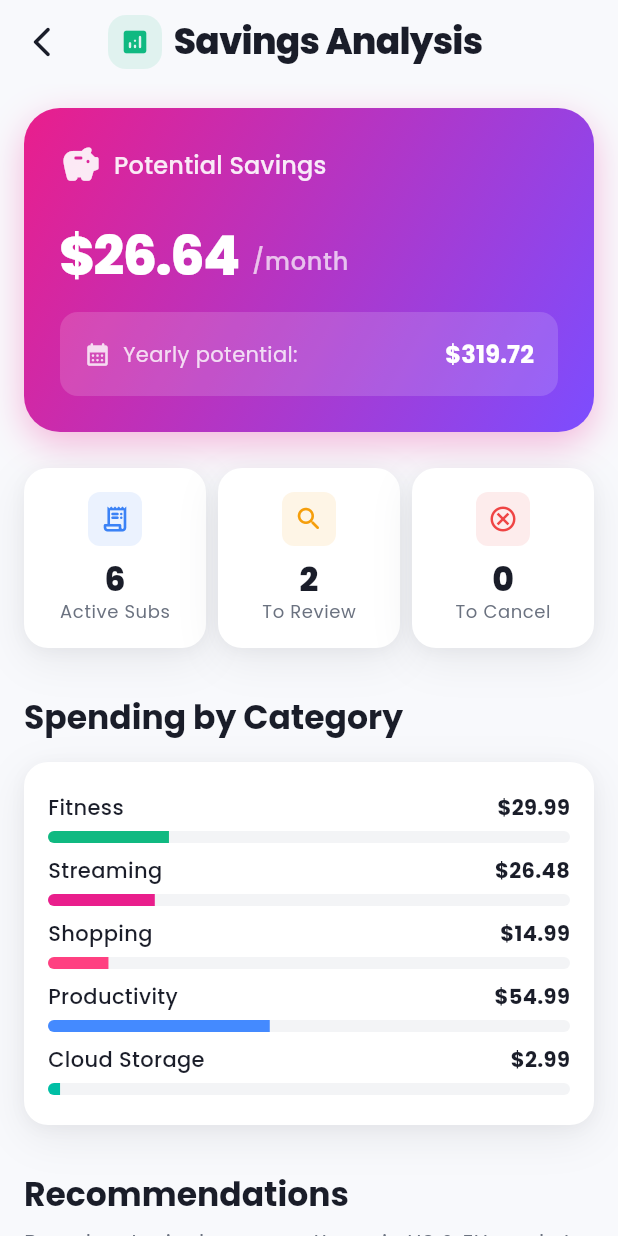
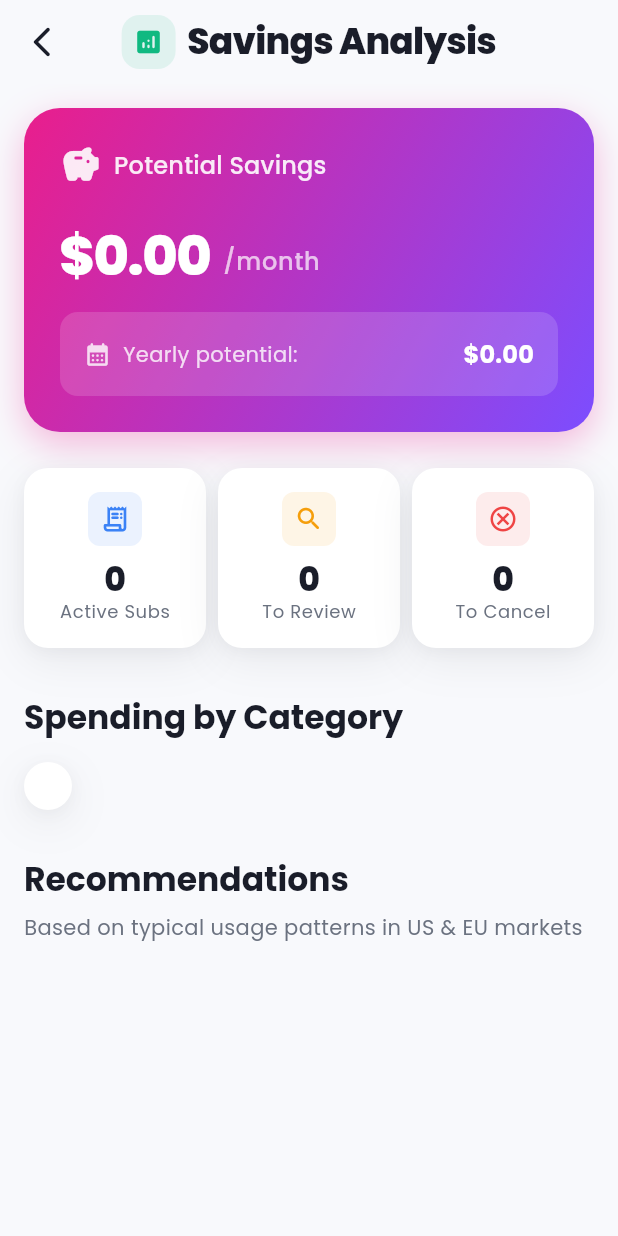
Before and after one commit to bakituncher/payday_app, a Flutter app: the SubscriptionsScreen screen opened by its route, after a tap on the "analytics" icon, on a phone screen of 412 x 824 dp. Run offline on Flutter 3.47's test engine with Material 3 defaults, Android fonts, the phone set to English and light mode, and no system bars; drawn by our look-alikes of flutter_animate; our stand-ins replace flutter_riverpod, freezed_annotation, google_fonts, shared_preferences; accounts and stored records are empty.

Commit message:
subscription kısmı düzenlendi daha da

```diff
--- a/lib/core/repositories/mock/mock_subscription_repository.dart
+++ b/lib/core/repositories/mock/mock_subscription_repository.dart
@@ -1,150 +1,25 @@
-/// Mock implementation of SubscriptionRepository for UI testing
+/// Mock implementation of SubscriptionRepository for development/testing
+/// Data is stored in-memory and will be cleared on app restart
 import 'package:payday_flutter/core/models/subscription.dart';
 import 'package:payday_flutter/core/models/subscription_analysis.dart';
 import 'package:payday_flutter/core/models/bill_reminder.dart';
 import 'package:payday_flutter/core/repositories/subscription_repository.dart';
 
 class MockSubscriptionRepository implements SubscriptionRepository {
-  // In-memory storage
+  // In-memory storage - starts empty, user adds their own data
   final List<Subscription> _subscriptions = [];
   final List<BillReminder> _reminders = [];
-  bool _initialized = false;
-
-  Future<void> _initMockData() async {
-    if (_initialized) return;
-
-    // Add sample subscriptions for demo
-    final now = DateTime.now();
-    _subscriptions.addAll([
-      Subscription(
-        id: 'sub_1',
-        userId: 'mock-user-123',
-        name: 'Netflix',
-        amount: 15.49,
-        currency: 'USD',
-        frequency: RecurrenceFrequency.monthly,
-        category: SubscriptionCategory.streaming,
-        nextBillingDate: now.add(const Duration(days: 5)),
-        emoji: '🎬',
-        status: SubscriptionStatus.active,
-        startDate: now.subtract(const Duration(days: 120)),
-        createdAt: now.subtract(const Duration(days: 120)),
-      ),
-      Subscription(
-        id: 'sub_2',
-        userId: 'mock-user-123',
-        name: 'Spotify',
-        amount: 10.99,
-        currency: 'USD',
-        frequency: RecurrenceFrequency.monthly,
-        category: SubscriptionCategory.streaming,
-        nextBillingDate: now.add(const Duration(days: 12)),
-        emoji: '🎵',
-        status: SubscriptionStatus.active,
-        startDate: now.subtract(const Duration(days: 200)),
-        createdAt: now.subtract(const Duration(days: 200)),
-      ),
-      Subscription(
-        id: 'sub_3',
-        userId: 'mock-user-123',
-        name: 'iCloud',
-        amount: 2.99,
-        currency: 'USD',
-        frequency: RecurrenceFrequency.monthly,
-        category: SubscriptionCategory.cloudStorage,
-        nextBillingDate: now.add(const Duration(days: 18)),
-        emoji: '☁️',
-        status: SubscriptionStatus.active,
-        startDate: now.subtract(const Duration(days: 365)),
-        createdAt: now.subtract(const Duration(days: 365)),
-      ),
-      Subscription(
-        id: 'sub_4',
-        userId: 'mock-user-123',
-        name: 'Gym Membership',
-        amount: 29.99,
-        currency: 'USD',
-        frequency: RecurrenceFrequency.monthly,
-        category: SubscriptionCategory.fitness,
-        nextBillingDate: now.add(const Duration(days: 2)),
-        emoji: '💪',
-        status: SubscriptionStatus.active,
-        startDate: now.subtract(const Duration(days: 90)),
-        createdAt: now.subtract(const Duration(days: 90)),
-      ),
-      Subscription(
-        id: 'sub_5',
-        userId: 'mock-user-123',
-        name: 'Amazon Prime',
-        amount: 14.99,
-        currency: 'USD',
-        frequency: RecurrenceFrequency.monthly,
-        category: SubscriptionCategory.shopping,
-        nextBillingDate: now.add(const Duration(days: 8)),
-        emoji: '📦',
-        status: SubscriptionStatus.active,
-        startDate: now.subtract(const Duration(days: 180)),
-        createdAt: now.subtract(const Duration(days: 180)),
-      ),
-      Subscription(
-        id: 'sub_6',
-        userId: 'mock-user-123',
-        name: 'Adobe Creative Cloud',
-        amount: 54.99,
-        currency: 'USD',
-        frequency: RecurrenceFrequency.monthly,
-        category: SubscriptionCategory.productivity,
-        nextBillingDate: now.add(const Duration(days: 15)),
-        emoji: '🎨',
-        status: SubscriptionStatus.active,
-        startDate: now.subtract(const Duration(days: 60)),
-        createdAt: now.subtract(const Duration(days: 60)),
-      ),
-    ]);
-
-    // Add sample reminders
-    _reminders.addAll([
-      BillReminder(
-        id: 'rem_1',
-        userId: 'mock-user-123',
-        subscriptionId: 'sub_4',
-        subscriptionName: 'Gym Membership',
-        amount: 29.99,
-        dueDate: now.add(const Duration(days: 2)),
-        reminderDate: now,
-        emoji: '💪',
-        priority: ReminderPriority.high,
-        status: ReminderStatus.pending,
-      ),
-      BillReminder(
-        id: 'rem_2',
-        userId: 'mock-user-123',
-        subscriptionId: 'sub_1',
-        subscriptionName: 'Netflix',
-        amount: 15.49,
-        dueDate: now.add(const Duration(days: 5)),
-        reminderDate: now.add(const Duration(days: 3)),
-        emoji: '🎬',
-        priority: ReminderPriority.medium,
-        status: ReminderStatus.pending,
-      ),
-    ]);
-
-    _initialized = true;
-  }
 
   @override
   Future<List<Subscription>> getSubscriptions(String userId) async {
-    await Future.delayed(const Duration(milliseconds: 300));
-    await _initMockData();
+    await Future.delayed(const Duration(milliseconds: 200));
     return _subscriptions.where((s) => s.userId == userId).toList()
       ..sort((a, b) => a.nextBillingDate.compareTo(b.nextBillingDate));
   }
 
   @override
   Future<List<Subscription>> getActiveSubscriptions(String userId) async {
-    await Future.delayed(const Duration(milliseconds: 300));
-    await _initMockData();
+    await Future.delayed(const Duration(milliseconds: 200));
     return _subscriptions
         .where((s) => s.userId == userId && s.status == SubscriptionStatus.active)
         .toList()
@@ -153,8 +28,7 @@ class MockSubscriptionRepository implements SubscriptionRepository {
 
   @override
   Future<Subscription?> getSubscription(String subscriptionId) async {
-    await Future.delayed(const Duration(milliseconds: 200));
-    await _initMockData();
+    await Future.delayed(const Duration(milliseconds: 100));
     try {
       return _subscriptions.firstWhere((s) => s.id == subscriptionId);
     } catch (_) {
@@ -166,7 +40,7 @@ class MockSubscriptionRepository implements SubscriptionRepository {
   Future<void> addSubscription(Subscription subscription) async {
     await Future.delayed(const Duration(milliseconds: 200));
     _subscriptions.add(subscription.copyWith(
-      createdAt: DateTime.now(),
+      createdAt: subscription.createdAt ?? DateTime.now(),
       updatedAt: DateTime.now(),
     ));
   }
@@ -226,8 +100,7 @@ class MockSubscriptionRepository implements SubscriptionRepository {
 
   @override
   Future<List<Subscription>> getSubscriptionsDueSoon(String userId, int days) async {
-    await Future.delayed(const Duration(milliseconds: 300));
-    await _initMockData();
+    await Future.delayed(const Duration(milliseconds: 200));
     final now = DateTime.now();
     final futureDate = now.add(Duration(days: days));
 
@@ -235,7 +108,7 @@ class MockSubscriptionRepository implements SubscriptionRepository {
         .where((s) =>
             s.userId == userId &&
             s.status == SubscriptionStatus.active &&
-            s.nextBillingDate.isAfter(now) &&
+            s.nextBillingDate.isAfter(now.subtract(const Duration(days: 1))) &&
             s.nextBillingDate.isBefore(futureDate))
         .toList()
       ..sort((a, b) => a.nextBillingDate.compareTo(b.nextBillingDate));
@@ -258,8 +131,7 @@ class MockSubscriptionRepository implements SubscriptionRepository {
     String userId,
     SubscriptionCategory category,
   ) async {
-    await Future.delayed(const Duration(milliseconds: 300));
-    await _initMockData();
+    await Future.delayed(const Duration(milliseconds: 200));
     return _subscriptions
         .where((s) => s.userId == userId && s.category == category)
         .toList();
@@ -279,15 +151,13 @@ class MockSubscriptionRepository implements SubscriptionRepository {
 
   @override
   Stream<List<Subscription>> subscriptionsStream(String userId) async* {
-    await _initMockData();
     yield _subscriptions.where((s) => s.userId == userId).toList();
   }
 
   // Bill Reminders
   @override
   Future<List<BillReminder>> getUpcomingReminders(String userId, int days) async {
-    await Future.delayed(const Duration(milliseconds: 300));
-    await _initMockData();
+    await Future.delayed(const Duration(milliseconds: 200));
     final now = DateTime.now();
     final futureDate = now.add(Duration(days: days));
 
@@ -295,7 +165,7 @@ class MockSubscriptionRepository implements SubscriptionRepository {
         .where((r) =>
             r.userId == userId &&
             r.status == ReminderStatus.pending &&
-            r.dueDate.isAfter(now) &&
+            r.dueDate.isAfter(now.subtract(const Duration(days: 1))) &&
             r.dueDate.isBefore(futureDate))
         .toList()
       ..sort((a, b) => a.dueDate.compareTo(b.dueDate));
@@ -303,21 +173,20 @@ class MockSubscriptionRepository implements SubscriptionRepository {
 
   @override
   Future<List<BillReminder>> getReminders(String userId) async {
-    await Future.delayed(const Duration(milliseconds: 300));
-    await _initMockData();
+    await Future.delayed(const Duration(milliseconds: 200));
     return _reminders.where((r) => r.userId == userId).toList()
       ..sort((a, b) => a.dueDate.compareTo(b.dueDate));
   }
 
   @override
   Future<void> createReminder(BillReminder reminder) async {
-    await Future.delayed(const Duration(milliseconds: 200));
+    await Future.delayed(const Duration(milliseconds: 100));
     _reminders.add(reminder);
   }
 
   @override
   Future<void> updateReminderStatus(String reminderId, ReminderStatus status) async {
-    await Future.delayed(const Duration(milliseconds: 200));
+    await Future.delayed(const Duration(milliseconds: 100));
     final index = _reminders.indexWhere((r) => r.id == reminderId);
     if (index != -1) {
       _reminders[index] = _reminders[index].copyWith(status: status);
@@ -326,7 +195,7 @@ class MockSubscriptionRepository implements SubscriptionRepository {
 
   @override
   Future<void> dismissReminder(String reminderId) async {
-    await Future.delayed(const Duration(milliseconds: 200));
+    await Future.delayed(const Duration(milliseconds: 100));
     final index = _reminders.indexWhere((r) => r.id == reminderId);
     if (index != -1) {
       _reminders[index] = _reminders[index].copyWith(
@@ -338,7 +207,7 @@ class MockSubscriptionRepository implements SubscriptionRepository {
 
   @override
   Future<void> snoozeReminder(String reminderId, Duration snoozeDuration) async {
-    await Future.delayed(const Duration(milliseconds: 200));
+    await Future.delayed(const Duration(milliseconds: 100));
     final index = _reminders.indexWhere((r) => r.id == reminderId);
     if (index != -1) {
       _reminders[index] = _reminders[index].copyWith(
@@ -350,9 +219,7 @@ class MockSubscriptionRepository implements SubscriptionRepository {
 
   @override
   Future<void> generateUpcomingReminders(String userId) async {
-    await Future.delayed(const Duration(milliseconds: 300));
-    await _initMockData();
-
+    await Future.delayed(const Duration(milliseconds: 200));
     final subscriptions = await getActiveSubscriptions(userId);
     final now = DateTime.now();
 
@@ -366,8 +233,9 @@ class MockSubscriptionRepository implements SubscriptionRepository {
       if (reminderDate.isAfter(now)) {
         final existingReminder = _reminders.any(
           (r) => r.subscriptionId == sub.id &&
-                 r.dueDate.day == sub.nextBillingDate.day &&
-                 r.dueDate.month == sub.nextBillingDate.month,
+                 r.dueDate.year == sub.nextBillingDate.year &&
+                 r.dueDate.month == sub.nextBillingDate.month &&
+                 r.dueDate.day == sub.nextBillingDate.day,
         );
 
         if (!existingReminder) {
@@ -381,6 +249,7 @@ class MockSubscriptionRepository implements SubscriptionRepository {
             reminderDate: reminderDate,
             emoji: sub.emoji,
             priority: sub.amount > 50 ? ReminderPriority.high : ReminderPriority.medium,
+            createdAt: DateTime.now(),
           ));
         }
       }
@@ -390,10 +259,25 @@ class MockSubscriptionRepository implements SubscriptionRepository {
   // Subscription Analysis
   @override
   Future<SubscriptionSummary> analyzeSubscriptions(String userId) async {
-    await Future.delayed(const Duration(milliseconds: 500));
-    await _initMockData();
+    await Future.delayed(const Duration(milliseconds: 300));
+    final subscriptions = await getActiveSubscriptions(userId);
 
-    final subscriptions = await getActiveSubscriptions(userId);
+    if (subscriptions.isEmpty) {
+      return SubscriptionSummary(
+        userId: userId,
+        totalSubscriptions: 0,
+        totalMonthlySpend: 0,
+        totalYearlySpend: 0,
+        potentialMonthlySavings: 0,
+        potentialYearlySavings: 0,
+        subscriptionsToReview: 0,
+        subscriptionsToCancel: 0,
+        spendByCategory: {},
+        analyses: [],
+        lastAnalyzedAt: DateTime.now(),
+      );
+    }
+
     final analyses = <SubscriptionAnalysis>[];
     double potentialMonthlySavings = 0;
     int toReview = 0;
@@ -411,7 +295,7 @@ class MockSubscriptionRepository implements SubscriptionRepository {
       List<String> reasons = [];
       List<String> alternatives = [];
 
-      // Analysis logic
+      // Smart analysis based on subscription characteristics
       if (sub.category == SubscriptionCategory.streaming && sub.monthlyCost > 15) {
         usageLevel = UsageLevel.medium;
         recommendation = RecommendationType.review;
@@ -475,17 +359,15 @@ class MockSubscriptionRepository implements SubscriptionRepository {
 
   @override
   Future<List<Subscription>> getUnusedSubscriptions(String userId, int thresholdDays) async {
-    await Future.delayed(const Duration(milliseconds: 300));
-    await _initMockData();
-    // Return subscriptions that might be unused (for demo purposes)
-    return _subscriptions
-        .where((s) => s.userId == userId && s.category == SubscriptionCategory.fitness)
-        .toList();
+    await Future.delayed(const Duration(milliseconds: 200));
+    // In a real implementation, this would track actual usage
+    // For now, return empty list as we don't have usage data
+    return [];
   }
 
   @override
   Future<void> markSubscriptionUsed(String subscriptionId) async {
-    await Future.delayed(const Duration(milliseconds: 200));
-    // In real implementation, this would update lastUsedAt
+    await Future.delayed(const Duration(milliseconds: 100));
+    // In a real implementation, this would update lastUsedAt timestamp
   }
 }
--- a/lib/features/subscriptions/screens/subscription_analysis_screen.dart
+++ b/lib/features/subscriptions/screens/subscription_analysis_screen.dart
@@ -15,7 +15,6 @@ class SubscriptionAnalysisScreen extends ConsumerWidget {
   @override
   Widget build(BuildContext context, WidgetRef ref) {
     final analysisAsync = ref.watch(subscriptionAnalysisProvider);
-    final theme = Theme.of(context);
 
     return Scaffold(
       backgroundColor: AppColors.backgroundWhite,
@@ -48,12 +47,15 @@ class SubscriptionAnalysisScreen extends ConsumerWidget {
           backgroundColor: AppColors.backgroundWhite,
           elevation: 0,
           surfaceTintColor: Colors.transparent,
+          leadingWidth: 56,
           leading: IconButton(
             icon: const Icon(Icons.arrow_back_ios_new_rounded),
             onPressed: () => Navigator.of(context).pop(),
             color: AppColors.darkCharcoal,
           ),
+          titleSpacing: 0,
           title: Row(
+            mainAxisSize: MainAxisSize.min,
             children: [
               Container(
                 padding: const EdgeInsets.all(8),
--- a/lib/features/subscriptions/screens/subscriptions_screen.dart
+++ b/lib/features/subscriptions/screens/subscriptions_screen.dart
@@ -5,7 +5,6 @@ import 'package:flutter/services.dart';
 import 'package:flutter_riverpod/flutter_riverpod.dart';
 import 'package:flutter_animate/flutter_animate.dart';
 import 'package:payday_flutter/core/theme/app_theme.dart';
-import 'package:payday_flutter/core/models/subscription.dart';
 import 'package:payday_flutter/features/subscriptions/providers/subscription_providers.dart';
 import 'package:payday_flutter/features/subscriptions/widgets/subscription_card.dart';
 import 'package:payday_flutter/features/subscriptions/widgets/subscription_summary_card.dart';
--- a/lib/features/subscriptions/widgets/subscription_card.dart
+++ b/lib/features/subscriptions/widgets/subscription_card.dart
@@ -5,7 +5,6 @@ import 'package:flutter/services.dart';
 import 'package:flutter_riverpod/flutter_riverpod.dart';
 import 'package:payday_flutter/core/theme/app_theme.dart';
 import 'package:payday_flutter/core/models/subscription.dart';
-import 'package:payday_flutter/features/subscriptions/providers/subscription_providers.dart';
 import 'package:payday_flutter/features/subscriptions/screens/subscription_detail_screen.dart';
 import 'package:intl/intl.dart';
 
--- a/lib/features/subscriptions/widgets/upcoming_bills_card.dart
+++ b/lib/features/subscriptions/widgets/upcoming_bills_card.dart
@@ -13,7 +13,6 @@ class UpcomingBillsCard extends ConsumerWidget {
   @override
   Widget build(BuildContext context, WidgetRef ref) {
     final subscriptionsDueAsync = ref.watch(subscriptionsDueSoonProvider);
-    final remindersAsync = ref.watch(upcomingRemindersProvider);
     final theme = Theme.of(context);
     final currencyFormat = NumberFormat.currency(symbol: '\$');
 
```
Also changed, not shown: lib/features/subscriptions/screens/payment_calendar_screen.dart (+5 -3 lines).
